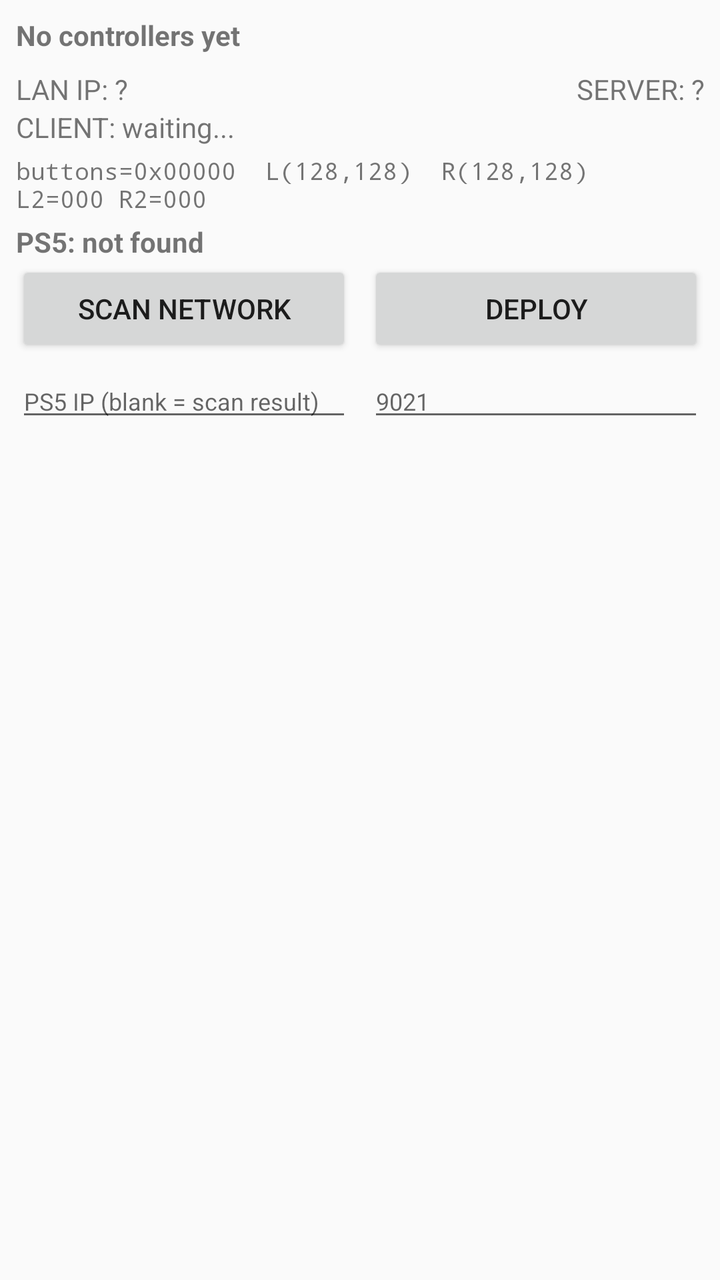
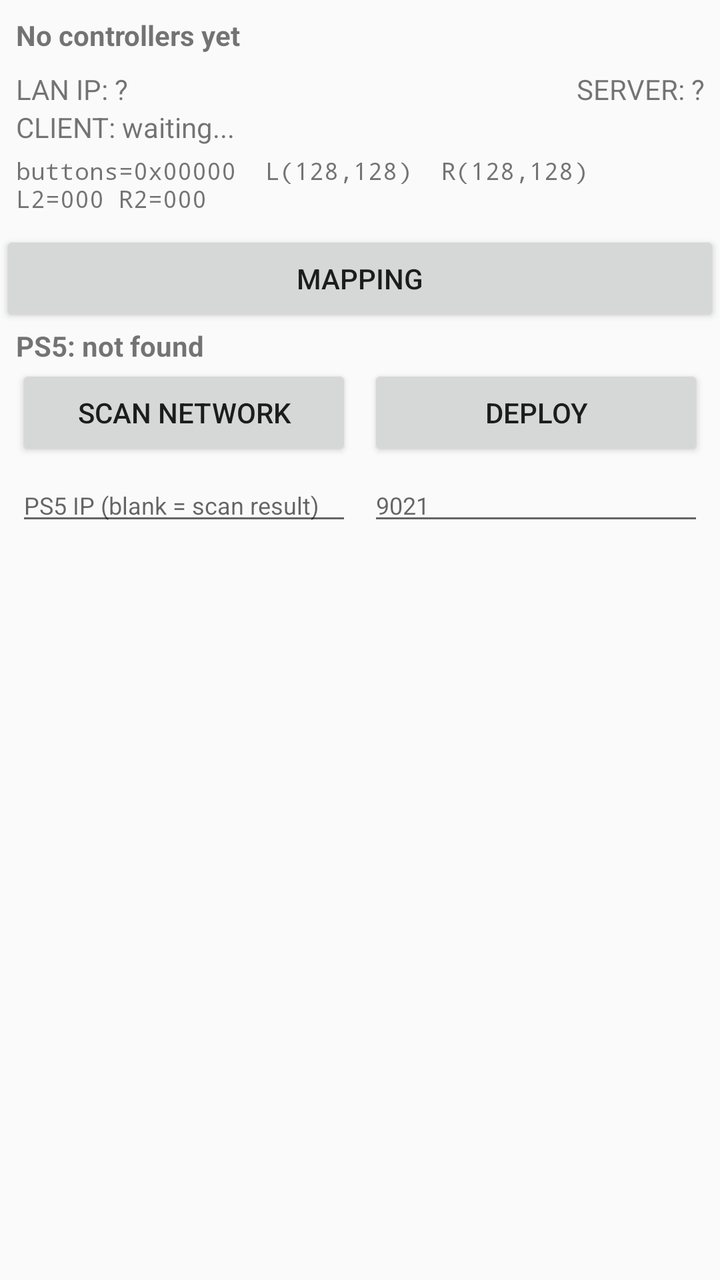

Compare the two renders of this Android layout. The source of the first and the diff that turns it into the second are given below.
<!-- AndroidManifest.xml: application theme android:Theme.Material.Light -->
<!-- res/layout/activity_main.xml -->
<?xml version="1.0" encoding="utf-8"?>
<LinearLayout xmlns:android="http://schemas.android.com/apk/res/android"
    android:layout_width="match_parent"
    android:layout_height="match_parent"
    android:orientation="vertical">

    <TextView
        android:id="@+id/tv_device"
        android:layout_width="match_parent"
        android:layout_height="wrap_content"
        android:text="No controllers yet"
        android:textStyle="bold"
        android:padding="8dp" />

    <LinearLayout
        android:layout_width="match_parent"
        android:layout_height="wrap_content"
        android:orientation="horizontal">

        <TextView
            android:id="@+id/tv_lan_ip"
            android:layout_width="0dp"
            android:layout_height="wrap_content"
            android:layout_weight="1"
            android:paddingStart="8dp"
            android:paddingEnd="8dp"
            android:text="LAN IP: ?" />

        <TextView
            android:id="@+id/tv_server"
            android:layout_width="0dp"
            android:layout_height="wrap_content"
            android:layout_weight="1"
            android:gravity="end"
            android:paddingStart="8dp"
            android:paddingEnd="8dp"
            android:text="SERVER: ?" />
    </LinearLayout>

    <TextView
        android:id="@+id/tv_client"
        android:layout_width="match_parent"
        android:layout_height="wrap_content"
        android:paddingStart="8dp"
        android:paddingEnd="8dp"
        android:paddingBottom="4dp"
        android:text="CLIENT: waiting..." />

    <TextView
        android:id="@+id/tv_readout"
        android:layout_width="match_parent"
        android:layout_height="wrap_content"
        android:fontFamily="monospace"
        android:textSize="12sp"
        android:paddingStart="8dp"
        android:paddingEnd="8dp"
        android:paddingBottom="4dp"
        android:text="buttons=0x00000  L(128,128)  R(128,128)  L2=000 R2=000" />

    <TextView
        android:id="@+id/tv_ps5"
        android:layout_width="match_parent"
        android:layout_height="wrap_content"
        android:textStyle="bold"
        android:paddingStart="8dp"
        android:paddingEnd="8dp"
        android:text="PS5: not found" />

    <LinearLayout
        android:layout_width="match_parent"
        android:layout_height="wrap_content"
        android:orientation="horizontal"
        android:paddingStart="8dp"
        android:paddingEnd="8dp"
        android:paddingBottom="4dp">

        <Button
            android:id="@+id/btn_scan"
            android:layout_width="0dp"
            android:layout_height="wrap_content"
            android:layout_weight="1"
            android:text="SCAN NETWORK" />

        <Button
            android:id="@+id/btn_deploy"
            android:layout_width="0dp"
            android:layout_height="wrap_content"
            android:layout_weight="1"
            android:layout_marginStart="8dp"
            android:text="DEPLOY" />
    </LinearLayout>

    <LinearLayout
        android:layout_width="match_parent"
        android:layout_height="wrap_content"
        android:orientation="horizontal"
        android:paddingStart="8dp"
        android:paddingEnd="8dp"
        android:paddingBottom="8dp">

        <EditText
            android:id="@+id/et_ip"
            android:layout_width="0dp"
            android:layout_height="wrap_content"
            android:layout_weight="1"
            android:hint="PS5 IP (blank = scan result)"
            android:inputType="text"
            android:textSize="12sp" />

        <EditText
            android:id="@+id/et_port"
            android:layout_width="0dp"
            android:layout_height="wrap_content"
            android:layout_weight="1"
            android:layout_marginStart="8dp"
            android:hint="9021"
            android:inputType="number"
            android:textSize="12sp" />
    </LinearLayout>

    <ScrollView
        android:id="@+id/scroll"
        android:layout_width="match_parent"
        android:layout_height="0dp"
        android:layout_weight="1">

        <TextView
            android:id="@+id/tv_log"
            android:layout_width="match_parent"
            android:layout_height="wrap_content"
            android:fontFamily="monospace"
            android:textSize="12sp"
            android:padding="8dp"
            android:text="" />
    </ScrollView>
</LinearLayout>
<!-- resources referenced by this layout -->
<resources>

</resources>

<!-- the commit's change to res/layout/activity_main.xml (unified diff, before → after) -->
@@ -56,6 +56,13 @@
         android:paddingEnd="8dp"
         android:paddingBottom="4dp"
         android:text="buttons=0x00000  L(128,128)  R(128,128)  L2=000 R2=000" />
+
+    <Button
+        android:id="@+id/btn_mapping"
+        android:layout_width="match_parent"
+        android:layout_height="wrap_content"
+        android:layout_marginTop="4dp"
+        android:text="MAPPING" />
 
     <TextView
         android:id="@+id/tv_ps5"
